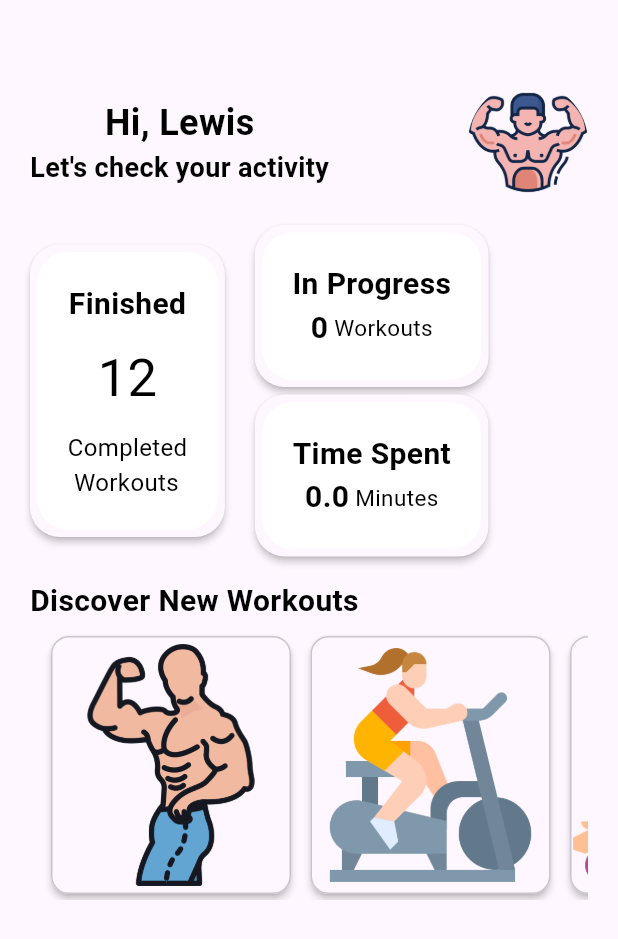
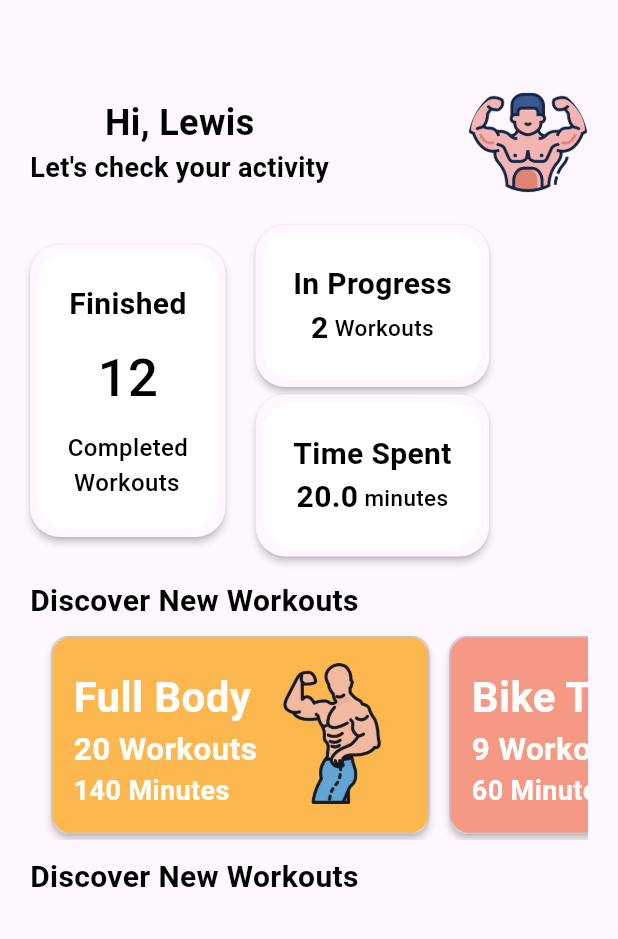
Before and after one commit to Leehon008/gym, a Flutter app: the screen it shows after launch, on a phone screen of 412 x 824 dp. Shown: the top 939 px of the screen. Run offline on Flutter 3.47's test engine with Material 3 defaults, Android fonts, the phone set to English and light mode, and no system bars.

Commit message:
feat:categories section UI

```diff
--- a/lib/pages/home.dart
+++ b/lib/pages/home.dart
@@ -1,5 +1,7 @@
 import 'package:flutter/material.dart';
+import 'package:hymns/services/section_head_line_text.dart';
 import 'package:hymns/services/small_card_widget.dart';
+import 'package:hymns/services/stats_widget_card.dart';
 import 'package:hymns/services/support_widget.dart';
 
 class Home extends StatefulWidget {
@@ -93,84 +95,16 @@ class _HomeState extends State<Home> {
                         Column(
                           mainAxisAlignment: MainAxisAlignment.spaceEvenly,
                           children: [
-                            Material(
-                              elevation: 2.0,
-                              borderRadius: BorderRadius.circular(20.0),
-                              child: Container(
-                                padding: EdgeInsets.all(20.0),
-                                decoration: BoxDecoration(
-                                  borderRadius: BorderRadius.circular(20.0),
-                                  color: const Color.fromARGB(
-                                    255,
-                                    255,
-                                    255,
-                                    255,
-                                  ),
-                                ),
-                                margin: EdgeInsets.all(5.0),
-                                child: Column(
-                                  children: [
-                                    Text(
-                                      "In Progress",
-                                      style: AppWidget.headlineStyle(20.0),
-                                    ),
-                                    Row(
-                                      children: [
-                                        Text(
-                                          "0",
-                                          style: AppWidget.headlineStyle(20.0),
-                                        ),
-                                        Text(
-                                          " Workouts",
-                                          style: AppWidget.mediumTextStyle(
-                                            15.0,
-                                          ),
-                                        ),
-                                      ],
-                                    ),
-                                  ],
-                                ),
-                              ),
+                            StatsWidgetCard(
+                              headlineText: "In Progress",
+                              valueText: "2",
+                              suffixText: " Workouts",
                             ),
                             SizedBox(height: 5.0),
-                            Material(
-                              elevation: 2.0,
-                              borderRadius: BorderRadius.circular(20.0),
-                              child: Container(
-                                padding: EdgeInsets.all(20.0),
-                                decoration: BoxDecoration(
-                                  borderRadius: BorderRadius.circular(20.0),
-                                  color: const Color.fromARGB(
-                                    255,
-                                    255,
-                                    255,
-                                    255,
-                                  ),
-                                ),
-                                margin: EdgeInsets.all(5.0),
-                                child: Column(
-                                  children: [
-                                    Text(
-                                      "Time Spent",
-                                      style: AppWidget.headlineStyle(20.0),
-                                    ),
-                                    Row(
-                                      children: [
-                                        Text(
-                                          "0.0",
-                                          style: AppWidget.headlineStyle(20.0),
-                                        ),
-                                        Text(
-                                          " Minutes",
-                                          style: AppWidget.mediumTextStyle(
-                                            15.0,
-                                          ),
-                                        ),
-                                      ],
-                                    ),
-                                  ],
-                                ),
-                              ),
+                            StatsWidgetCard(
+                              headlineText: "Time Spent",
+                              valueText: "20.0",
+                              suffixText: " minutes",
                             ),
                           ],
                         ),
@@ -181,32 +115,52 @@ class _HomeState extends State<Home> {
               ],
             ),
             SizedBox(height: 15.0),
-            Row(
-              children: [
-                Text(
-                  "Discover New Workouts",
-                  style: AppWidget.headlineStyle(20.0),
-                ),
-              ],
-            ),
+            SectionHeadLineText(headlineText: "Discover New Workouts"),
             SizedBox(height: 5.0),
             SizedBox(
-              height: 180.0,
+              height: 140.0,
               child: ListView(
                 scrollDirection: Axis.horizontal,
                 padding: EdgeInsets.symmetric(horizontal: 5.0),
                 children: [
                   SizedBox(width: 5.0),
-                  SmallCardWidget(imagePath: 'man.png'),
+                  SmallCardWidget(
+                    headlineText: "Full Body",
+                    workouts: 20,
+                    minutes: 140,
+                    bgColor: Color(0xfffcb74f),
+                    imagePath: 'man.png',
+                  ),
                   SizedBox(width: 5.0),
-                  SmallCardWidget(imagePath: 'bike.png'),
+                  SmallCardWidget(
+                    headlineText: "Bike Training",
+                    workouts: 9,
+                    minutes: 60,
+                    bgColor: Color(0xfff59884),
+                    imagePath: 'bike.png',
+                  ),
                   SizedBox(width: 5.0),
-                  SmallCardWidget(imagePath: 'meditate.png'),
+                  SmallCardWidget(
+                    headlineText: "Meditation",
+                    workouts: 8,
+                    minutes: 45,
+                    bgColor: Color(0xff9ad3bc),
+                    imagePath: 'meditate.png',
+                  ),
                   SizedBox(width: 5.0),
-                  SmallCardWidget(imagePath: 'treadmill.png'),
+                  SmallCardWidget(
+                    headlineText: "Treadmill",
+                    workouts: 3,
+                    minutes: 23,
+                    bgColor: Color(0xff9bb7d4),
+                    imagePath: 'treadmill.png',
+                  ),
                 ],
               ),
             ),
+            SizedBox(height: 10.0),
+            SectionHeadLineText(headlineText: "Discover New Workouts"),
+            SizedBox(height: 5.0),
           ],
         ),
       ),
--- /dev/null
+++ b/lib/services/section_head_line_text.dart
@@ -0,0 +1,14 @@
+import 'package:flutter/material.dart';
+import 'package:hymns/services/support_widget.dart';
+
+class SectionHeadLineText extends StatelessWidget {
+  String headlineText = "";
+  SectionHeadLineText({super.key, required this.headlineText});
+
+  @override
+  Widget build(BuildContext context) {
+    return Row(
+      children: [Text(headlineText, style: AppWidget.headlineStyle(20.0))],
+    );
+  }
+}
--- a/lib/services/small_card_widget.dart
+++ b/lib/services/small_card_widget.dart
@@ -1,25 +1,79 @@
 import 'package:flutter/material.dart';
+import 'package:hymns/services/support_widget.dart';
 
-class SmallCardWidget extends StatelessWidget {
+class SmallCardWidget extends StatefulWidget {
   String imagePath = '';
+  var headlineText = '';
+  int workouts = 0;
+  int minutes = 0;
+  Color bgColor;
 
-  SmallCardWidget({super.key, required final imagePath}) {
-    this.imagePath = imagePath;
-  }
+  SmallCardWidget({
+    super.key,
+    required this.imagePath,
+    required this.headlineText,
+    required this.workouts,
+    required this.minutes,
+    required this.bgColor,
+  });
 
+  @override
+  State<SmallCardWidget> createState() => _SmallCardWidgetState();
+}
+
+class _SmallCardWidgetState extends State<SmallCardWidget> {
   @override
   Widget build(BuildContext context) {
     return Card.outlined(
       elevation: 2.0,
       child: Container(
-        width: 160.0,
-        height: 160.0,
+        padding: EdgeInsets.all(15.0),
+        height: 140.0,
         decoration: BoxDecoration(
+          color: widget.bgColor,
           borderRadius: BorderRadius.circular(15.0),
-          image: DecorationImage(
-            image: AssetImage('assets/images/$imagePath'),
-            fit: BoxFit.cover,
-          ),
+        ),
+        child: Row(
+          mainAxisAlignment: MainAxisAlignment.spaceBetween,
+          children: [
+            Column(
+              crossAxisAlignment: CrossAxisAlignment.start,
+              mainAxisAlignment: MainAxisAlignment.center,
+              children: [
+                SizedBox(height: 5.0),
+                Text(
+                  widget.headlineText,
+                  style: AppWidget.whiteBoldTextStyle(28.0),
+                ),
+                Text(
+                  "${widget.workouts} Workouts",
+                  style: TextStyle(
+                    fontSize: 21.0,
+                    fontWeight: FontWeight.w700,
+                    color: Colors.white,
+                  ),
+                ),
+                Text(
+                  "${widget.minutes} Minutes",
+                  style: TextStyle(
+                    fontSize: 18.0,
+                    fontWeight: FontWeight.w600,
+                    color: Colors.white,
+                  ),
+                ),
+              ],
+            ),
+            Column(
+              children: [
+                Image(
+                  image: AssetImage('assets/images/${widget.imagePath}'),
+                  width: 100,
+                  height: 100,
+                  fit: BoxFit.cover,
+                ),
+              ],
+            ),
+          ],
         ),
       ),
     );
--- /dev/null
+++ b/lib/services/stats_widget_card.dart
@@ -0,0 +1,42 @@
+import 'package:flutter/material.dart';
+import 'package:hymns/services/support_widget.dart';
+
+class StatsWidgetCard extends StatelessWidget {
+  String headlineText = '';
+  String valueText = '';
+  String suffixText = '';
+
+  StatsWidgetCard({
+    super.key,
+    required this.headlineText,
+    required this.valueText,
+    required this.suffixText,
+  });
+
+  @override
+  Widget build(BuildContext context) {
+    return Material(
+      elevation: 2.0,
+      borderRadius: BorderRadius.circular(20.0),
+      child: Container(
+        padding: EdgeInsets.all(20.0),
+        decoration: BoxDecoration(
+          borderRadius: BorderRadius.circular(20.0),
+          color: const Color.fromARGB(255, 255, 255, 255),
+        ),
+        margin: EdgeInsets.all(5.0),
+        child: Column(
+          children: [
+            Text(headlineText, style: AppWidget.headlineStyle(20.0)),
+            Row(
+              children: [
+                Text(valueText, style: AppWidget.headlineStyle(20.0)),
+                Text(suffixText, style: AppWidget.mediumTextStyle(15.0)),
+              ],
+            ),
+          ],
+        ),
+      ),
+    );
+  }
+}
--- a/lib/services/support_widget.dart
+++ b/lib/services/support_widget.dart
@@ -12,8 +12,16 @@ class AppWidget {
   static TextStyle mediumTextStyle(double fontSize) {
     return TextStyle(
       fontSize: fontSize,
-      fontWeight: FontWeight.w400,
+      fontWeight: FontWeight.w500,
       color: Colors.black,
     );
   }
+
+  static TextStyle whiteBoldTextStyle(double fontSize) {
+    return TextStyle(
+      fontSize: fontSize,
+      fontWeight: FontWeight.bold,
+      color: Colors.white,
+    );
+  }
 }
```
